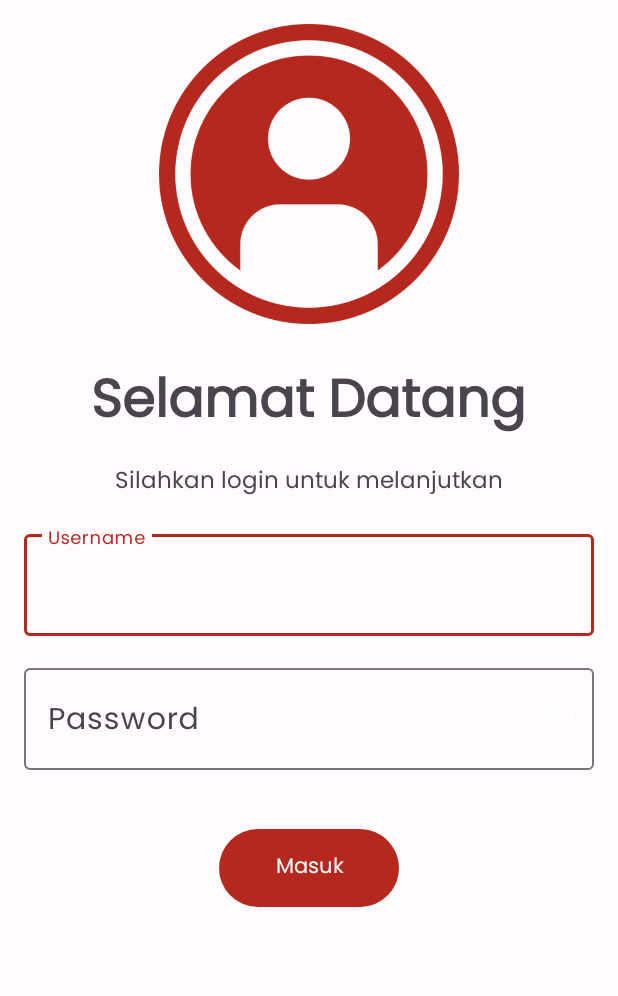
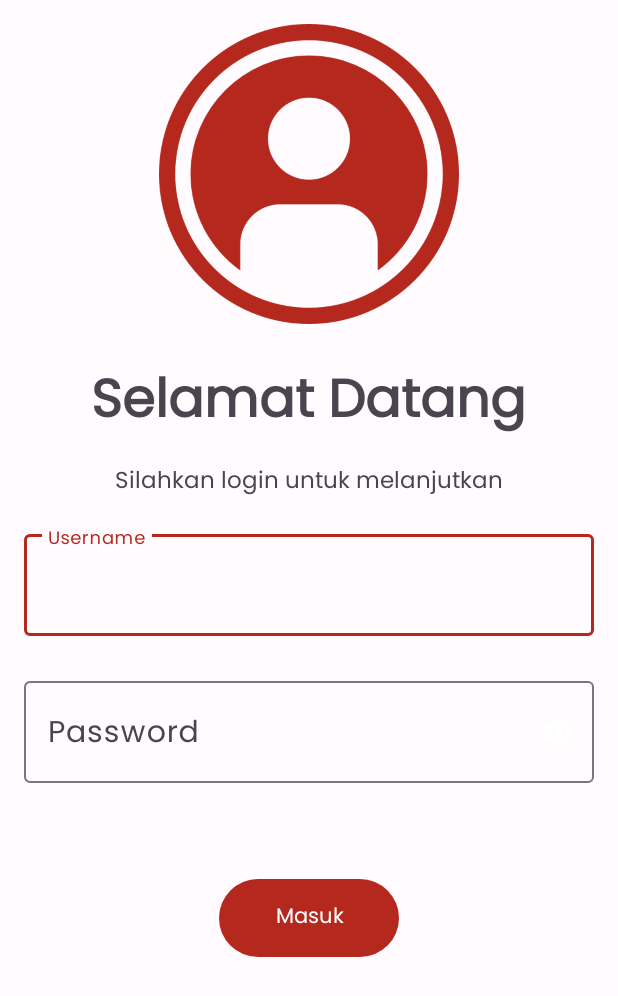
Before and after one commit to rmaprojects/Absen-Online-native, an Android app: the screen it shows after launch (LoginActivity), on a phone screen of 412 x 824 dp. Shown: the top 996 px of the screen. Run offline under Robolectric (Android 15) with nearby library versions, the phone set to English and light mode, and no system bars; libraries missing offline, so code that uses them is left out: by.kirich1409.viewbindingdelegate; 2 statements that could not run were skipped.

Commit message:
fix login ngestuck

```diff
--- a/app/src/main/java/com/pklproject/checkincheckout/api/interface/ApiInterface.kt
+++ b/app/src/main/java/com/pklproject/checkincheckout/api/interface/ApiInterface.kt
@@ -14,7 +14,7 @@ interface ApiInterface {
     suspend fun login(
         @Field ("username") username: String,
         @Field ("password") password: String
-    ): LoginModel
+    ): Response<LoginModel>
 
     @FormUrlEncoded
     @POST("absen.php")
@@ -26,7 +26,7 @@ interface ApiInterface {
         @Field ("latitude") latitude: Double,
         @Field ("photo_name") photo_name: String,
         @Field ("keterangan") keterangan: String
-    ): AbsenModel
+    ): Response<AbsenModel>
 
     @POST("history_absen.php")
     suspend fun history(
@@ -34,7 +34,7 @@ interface ApiInterface {
         @Field ("password") password: String,
         @Field ("tahun") tahun: Int,
         @Field ("bulan") bulan: String
-    ): HistoryModel
+    ): Response<HistoryModel>
 
     @GET("absen_settings.php")
     suspend fun absenSettings(
--- a/app/src/main/res/layout/activity_login.xml
+++ b/app/src/main/res/layout/activity_login.xml
@@ -3,6 +3,7 @@
     xmlns:app="http://schemas.android.com/apk/res-auto"
     xmlns:tools="http://schemas.android.com/tools"
     android:layout_width="match_parent"
+    android:id="@+id/rootLayout"
     android:layout_height="match_parent"
     android:orientation="vertical">
 
@@ -40,6 +41,7 @@
         android:layout_marginHorizontal="16dp"
         android:layout_marginTop="16dp"
         app:endIconMode="clear_text"
+        app:errorEnabled="true"
         app:hintEnabled="true"
         app:passwordToggleEnabled="true">
 
@@ -58,9 +60,9 @@
         android:layout_width="match_parent"
         android:layout_height="wrap_content"
         android:layout_marginHorizontal="16dp"
-        android:layout_marginTop="16dp"
         app:endIconMode="password_toggle"
         app:hintEnabled="true"
+        app:errorEnabled="true"
         app:passwordToggleEnabled="true">
 
         <com.google.android.material.textfield.TextInputEditText
```
Also changed, not shown: app/src/main/java/com/pklproject/checkincheckout/ui/auth/LoginActivity.kt (+41 -15 lines).
